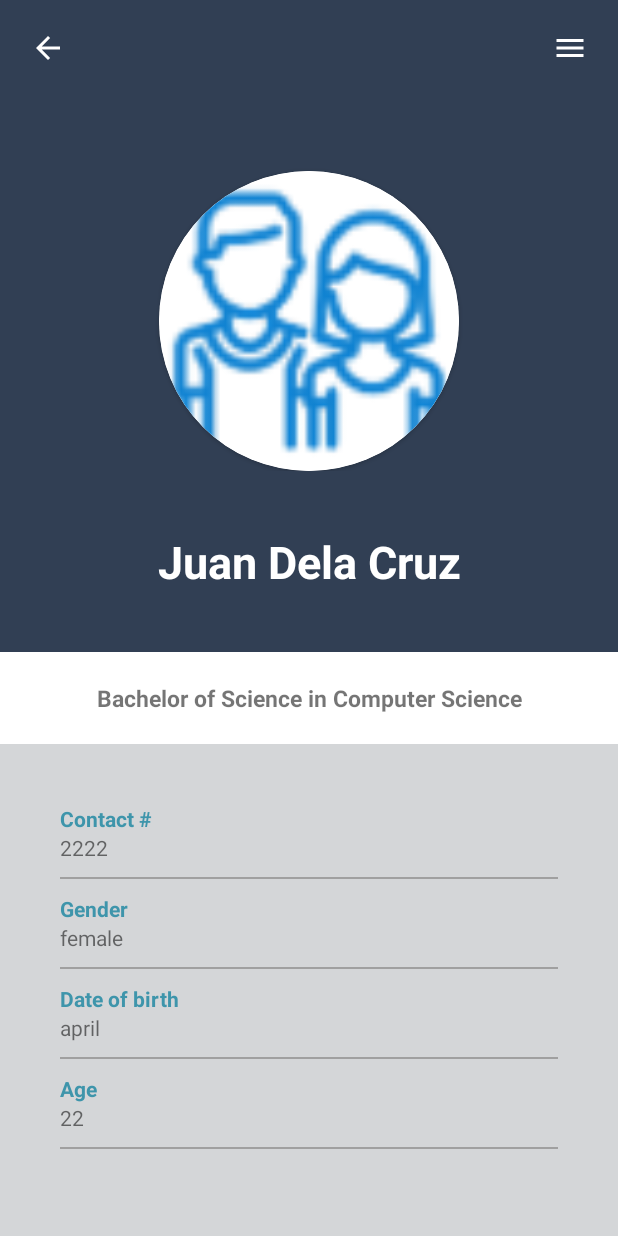
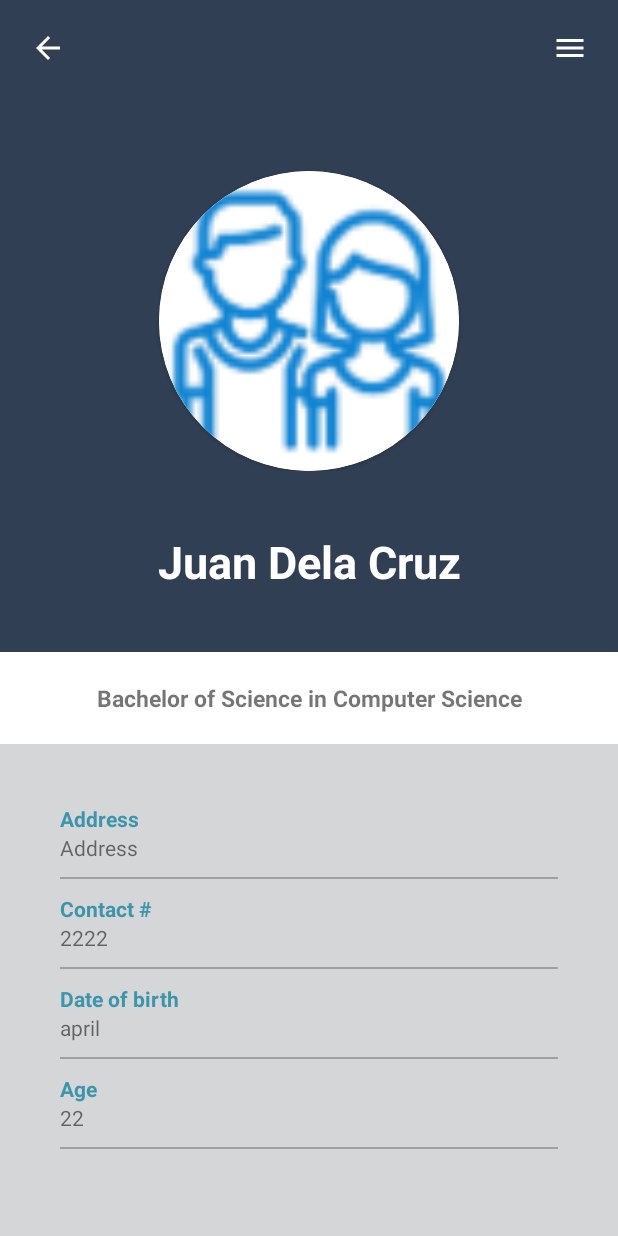
Before and after one commit to NerissaRonquillo33/HCC-R, an Android app: the StudentInfo screen opened directly, with no data from a screen before it, on a phone screen of 412 x 824 dp. Run offline under Robolectric (Android 15) with nearby library versions, the phone set to English and light mode, and no system bars; our stand-ins replace Volley; network calls fail.

```diff
--- a/app/src/main/java/com/example/hcc/Register.java
+++ b/app/src/main/java/com/example/hcc/Register.java
@@ -34,7 +34,7 @@ public class Register extends AppCompatActivity {
         EditText middlename = findViewById(R.id.middlename);
         EditText lastname = findViewById(R.id.lastname);
         EditText contact = findViewById(R.id.contact);
-        EditText gender = findViewById(R.id.gender);
+        EditText gender = findViewById(R.id.address_s);
         EditText dob = findViewById(R.id.dob);
         EditText age = findViewById(R.id.age);
         EditText course = findViewById(R.id.course_info);
--- a/app/src/main/res/layout/info.xml
+++ b/app/src/main/res/layout/info.xml
@@ -96,12 +96,12 @@
             <TextView
                 android:layout_width="match_parent"
                 android:layout_height="wrap_content"
-                android:text="Contact #"
+                android:text="Address"
                 android:textColor="#3e95ab"
                 android:textStyle="bold"/>
             <TextView
-                android:id="@+id/contact"
-                android:text="2222"
+                android:id="@+id/address_s"
+                android:text="Address"
                 android:layout_width="match_parent"
                 android:layout_height="wrap_content"/>
             <View
@@ -113,12 +113,12 @@
                 android:layout_marginTop="10dp"
                 android:layout_width="match_parent"
                 android:layout_height="wrap_content"
-                android:text="Gender"
+                android:text="Contact #"
                 android:textColor="#3e95ab"
                 android:textStyle="bold"/>
             <TextView
-                android:id="@+id/gender"
-                android:text="female"
+                android:id="@+id/contact"
+                android:text="2222"
                 android:layout_width="match_parent"
                 android:layout_height="wrap_content"/>
             <View
--- a/app/src/main/res/layout/register.xml
+++ b/app/src/main/res/layout/register.xml
@@ -123,7 +123,7 @@
                         android:layout_height="wrap_content"
                         android:layout_marginBottom="-20dp"/>
                     <EditText
-                        android:id="@+id/gender"
+                        android:id="@+id/address_s"
                         android:layout_width="match_parent"
                         android:layout_gravity="center_vertical"
                         android:background="@drawable/edittext_border"
```
Also changed, not shown: app/src/main/java/com/example/hcc/StudentInfo.java (+45 -7 lines).
